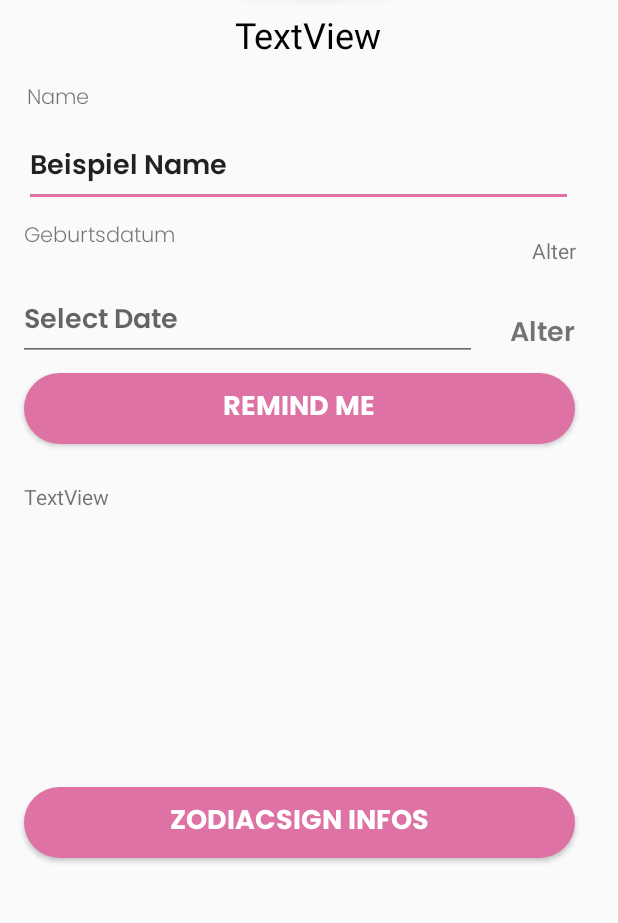
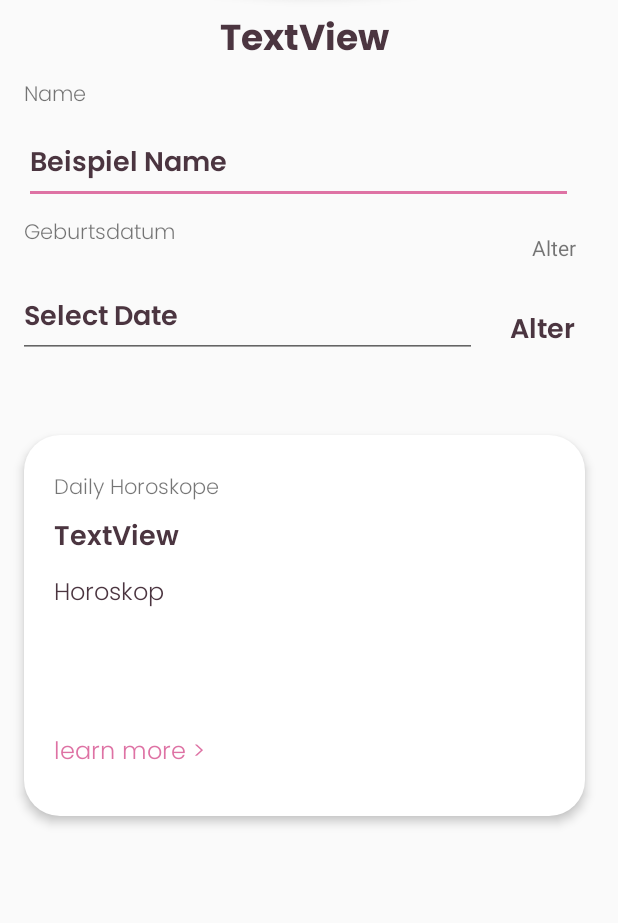
Before and after one commit to Yukiko0808/Moba, an Android app: the layout activity_contact.xml on its own in the app's theme, with its tools: preview values and no code run, on a phone screen of 412 x 824 dp, the part 182-1105 px from its top. Run offline under Robolectric (Android 15) with nearby library versions, the phone set to English and light mode, and no system bars.

Commit message:
Layout überarbeitet

```diff
--- a/app/src/main/java/com/example/scopoday/ContactListActivity.java
+++ b/app/src/main/java/com/example/scopoday/ContactListActivity.java
@@ -126,6 +126,7 @@ public class ContactListActivity extends AppCompatActivity {
             //Löschen des Kontakts
             db.deleteContacts(contactList.get(tempPos));
             contactAdapter.remove(contactList.get(tempPos));
+
         }
         if(item.getGroupId() == 1){
             return true;
--- a/app/src/main/res/layout/activity_contact.xml
+++ b/app/src/main/res/layout/activity_contact.xml
@@ -42,12 +42,12 @@
         android:layout_width="234dp"
         android:layout_height="20dp"
         android:layout_marginStart="8dp"
-        android:layout_marginTop="20dp"
+        android:layout_marginTop="8dp"
         android:layout_marginEnd="8dp"
         android:fontFamily="@font/poppins_light"
         android:text="Name"
         app:layout_constraintEnd_toEndOf="parent"
-        app:layout_constraintHorizontal_bias="0.062"
+        app:layout_constraintHorizontal_bias="0.049"
         app:layout_constraintStart_toStartOf="parent"
         app:layout_constraintTop_toBottomOf="@+id/starSign_TV_ID" />
 
@@ -61,6 +61,7 @@
         android:imeOptions="actionDone"
         android:inputType="text"
         android:text="Beispiel Name"
+        android:textColor="@color/colorText_darkRed"
         app:layout_constraintStart_toStartOf="parent"
         app:layout_constraintTop_toBottomOf="@+id/textView2" />
 
@@ -73,6 +74,7 @@
         android:fontFamily="@font/poppins_semibold"
         android:text="Alter"
         android:textAlignment="textEnd"
+        android:textColor="@color/colorText_darkRed"
         android:textSize="18sp"
         app:layout_constraintEnd_toEndOf="parent"
         app:layout_constraintHorizontal_bias="0.3"
@@ -136,19 +138,38 @@
         app:layout_constraintVertical_bias="0.32" />
 
     -->
-
+<!---
     <TextView
         android:id="@+id/horoskoptext"
-        android:layout_width="371dp"
-        android:layout_height="132dp"
+        android:layout_width="350dp"
+        android:layout_height="47dp"
         android:layout_marginTop="8dp"
+        android:layout_marginBottom="180dp"
+        android:background="@drawable/text_bg_roundedcorners"
+        android:elevation="3dp"
+        android:padding="12dp"
         android:text="TextView"
         app:layout_constraintBottom_toBottomOf="parent"
         app:layout_constraintEnd_toEndOf="parent"
-        app:layout_constraintHorizontal_bias="0.4"
+        app:layout_constraintHorizontal_bias="0.226"
         app:layout_constraintStart_toStartOf="parent"
-        app:layout_constraintTop_toBottomOf="@+id/remainderButton_ID"
-        app:layout_constraintVertical_bias="0.065" />
+        app:layout_constraintTop_toBottomOf="@+id/contactDatepicker_TV_ID"
+        app:layout_constraintVertical_bias="0.017" />
+-->
+    <include
+        android:id="@+id/horoscopeCard"
+        layout="@layout/daily_horoscope_card"
+        android:layout_width="374dp"
+        android:layout_height="254dp"
+        android:layout_marginStart="16dp"
+        android:layout_marginTop="8dp"
+        android:layout_marginBottom="16dp"
+        app:layout_constraintBottom_toBottomOf="parent"
+        app:layout_constraintEnd_toEndOf="parent"
+        app:layout_constraintHorizontal_bias="0.0"
+        app:layout_constraintStart_toStartOf="parent"
+        app:layout_constraintTop_toBottomOf="@+id/contactDatepicker_TV_ID"
+        app:layout_constraintVertical_bias="0.234" />
 
     <TextView
         android:id="@+id/textView4"
@@ -164,27 +185,6 @@
         app:layout_constraintTop_toBottomOf="@+id/ContactName_TV_ID"
         app:layout_constraintVertical_bias="0.29" />
 
-    <Button
-        android:id="@+id/zodiacsignButton_ID"
-        style="@style/Widget.AppCompat.Button.Colored"
-        android:layout_width="367dp"
-        android:layout_height="47dp"
-        android:layout_marginStart="8dp"
-        android:layout_marginTop="8dp"
-        android:layout_marginEnd="8dp"
-        android:background="@drawable/btn_rounded_corners"
-        android:backgroundTint="@color/colorPrimaryDark"
-        android:fontFamily="@font/poppins_bold"
-        android:text="Zodiacsign infos"
-        android:textColor="#FFFFFF"
-        android:textSize="18sp"
-        app:layout_constraintBottom_toBottomOf="parent"
-        app:layout_constraintEnd_toEndOf="parent"
-        app:layout_constraintHorizontal_bias="0.285"
-        app:layout_constraintStart_toStartOf="parent"
-        app:layout_constraintTop_toBottomOf="@+id/ContactAlter_TV_ID"
-        app:layout_constraintVertical_bias="0.68" />
-
     <EditText
         android:id="@+id/contactDatepicker_TV_ID"
         android:layout_width="306dp"
@@ -194,31 +194,36 @@
         android:fontFamily="@font/poppins_semibold"
         android:hint="Select Date"
         android:inputType="date"
-        android:textColor="@android:color/background_dark"
+        android:textColor="@color/colorText_darkRed"
+        android:textColorHint="@color/colorText_darkRed"
         android:textSize="18sp"
         app:layout_constraintStart_toStartOf="parent"
         app:layout_constraintTop_toBottomOf="@+id/textView3" />
 
     <TextView
         android:id="@+id/starSign_TV_ID"
-        android:layout_width="367dp"
-        android:layout_height="27dp"
+        android:layout_width="362dp"
+        android:layout_height="37dp"
         android:layout_marginStart="22dp"
         android:layout_marginTop="32dp"
         android:layout_marginEnd="22dp"
         android:layout_marginBottom="21dp"
+        android:fontFamily="@font/poppins_bold"
         android:foregroundTint="#00000000"
         android:text="TextView"
         android:textAlignment="center"
-        android:textColor="#020202"
+        android:textColor="@color/colorText_darkRed"
         android:textColorHint="#FA030303"
         android:textSize="24sp"
+
         app:layout_constraintBottom_toTopOf="@+id/textView2"
         app:layout_constraintEnd_toEndOf="parent"
         app:layout_constraintHorizontal_bias="0.0"
         app:layout_constraintStart_toStartOf="parent"
         app:layout_constraintTop_toBottomOf="@+id/zodiacsign" />
 
+
+    <!---
     <Button
         android:id="@+id/remainderButton_ID"
         style="@style/Widget.AppCompat.Button.Colored"
@@ -239,6 +244,7 @@
         app:layout_constraintStart_toStartOf="parent"
         app:layout_constraintTop_toBottomOf="@+id/contactDatepicker_TV_ID"
         app:layout_constraintVertical_bias="0.0" />
+        -->
 
 
 </androidx.constraintlayout.widget.ConstraintLayout>
--- a/app/src/main/res/layout/activity_phone_contact_list_adapter.xml
+++ b/app/src/main/res/layout/activity_phone_contact_list_adapter.xml
@@ -45,11 +45,11 @@
             android:layout_width="match_parent"
             android:layout_height="wrap_content"
             android:layout_below="@+id/textViewName"
-            android:layout_marginTop="-65dp"
+            android:layout_marginTop="-68dp"
             android:fontFamily="@font/poppins_light"
             android:text="Days until birthday"
             android:textAlignment="center"
-            android:textSize="10sp" />
+            android:textSize="11sp" />
 
         <TextView
             android:id="@+id/textViewDays"
--- a/app/src/main/res/layout/activity_zodiacsign.xml
+++ b/app/src/main/res/layout/activity_zodiacsign.xml
@@ -16,7 +16,7 @@
         app:layout_constraintHorizontal_bias="0.0"
         app:layout_constraintStart_toStartOf="parent"
         app:layout_constraintTop_toTopOf="parent"
-        app:layout_constraintVertical_bias="0.726"
+        app:layout_constraintVertical_bias="0.976"
         app:srcCompat="@drawable/header_contact" />
 
     <ImageView
--- a/app/src/main/res/layout/adapter_view_layout.xml
+++ b/app/src/main/res/layout/adapter_view_layout.xml
@@ -56,7 +56,7 @@
             android:gravity="center"
             android:text="00"
             android:textAlignment="center"
-            android:textColor="@color/colorPrimaryDark" />
+            android:textColor="@color/colorText_darkRed" />
 
 
     </RelativeLayout>
--- /dev/null
+++ b/app/src/main/res/layout/daily_horoscope_card.xml
@@ -0,0 +1,65 @@
+<?xml version="1.0" encoding="utf-8"?>
+<RelativeLayout xmlns:android="http://schemas.android.com/apk/res/android"
+    xmlns:app="http://schemas.android.com/apk/res-auto"
+    xmlns:tools="http://schemas.android.com/tools"
+    android:id="@+id/constraintLayoutCard"
+    android:layout_width="wrap_content"
+    android:layout_height="wrap_content"
+    android:background="@drawable/text_bg_roundedcorners"
+    android:elevation="4dp"
+    android:orientation="vertical"
+    android:padding="20dp">
+
+
+    <TextView
+        android:id="@+id/headline"
+        android:layout_width="245dp"
+        android:layout_height="29dp"
+        android:layout_marginTop="4dp"
+        android:fontFamily="@font/poppins_light"
+        android:text="Daily Horoskope"
+        app:layout_constraintStart_toStartOf="parent"
+        app:layout_constraintTop_toTopOf="parent" />
+
+    <TextView
+        android:id="@+id/zodiacsign_TextView"
+        android:layout_width="247dp"
+        android:layout_height="35dp"
+        android:layout_below="@+id/headline"
+        android:layout_alignParentStart="true"
+        android:fontFamily="@font/poppins_semibold"
+        android:text="TextView"
+        android:textColor="@color/colorText_darkRed"
+        android:textSize="18sp"
+        app:layout_constraintStart_toStartOf="parent"
+        app:layout_constraintTop_toBottomOf="@+id/headline" />
+
+    <TextView
+        android:id="@+id/horoskopText_ID"
+        android:layout_width="340dp"
+        android:layout_height="104dp"
+        android:layout_below="@+id/zodiacsign_TextView"
+        android:layout_alignParentStart="true"
+        android:layout_marginTop="4dp"
+        android:fontFamily="@font/poppins_light"
+        android:text="Horoskop"
+        android:textColor="@color/colorText_darkRed"
+        android:textSize="16sp"
+        app:layout_constraintStart_toStartOf="parent"
+        app:layout_constraintTop_toBottomOf="@+id/zodiacsign_TextView" />
+
+    <TextView
+        android:id="@+id/subline"
+        android:layout_width="wrap_content"
+        android:layout_height="wrap_content"
+        android:layout_below="@+id/horoskopText_ID"
+        android:layout_alignParentStart="true"
+        android:layout_marginStart="0dp"
+        android:layout_marginTop="2dp"
+        android:fontFamily="@font/poppins_light"
+        android:text="learn more >"
+        android:textColor="@color/colorPrimaryDark"
+        android:textSize="16sp"
+        app:layout_constraintStart_toStartOf="parent"
+        app:layout_constraintTop_toBottomOf="@+id/horoskopText_ID" />
+</RelativeLayout>
--- a/app/src/main/res/menu/menu_main.xml
+++ b/app/src/main/res/menu/menu_main.xml
@@ -1,7 +1,5 @@
 <?xml version="1.0" encoding="utf-8"?>
-<menu xmlns:android="http://schemas.android.com/apk/res/android"
-    xmlns:tools="http://schemas.android.com/tools"
-    tools:showIn="navigation_view">
+<menu xmlns:android="http://schemas.android.com/apk/res/android">
 
     <item
         android:id="@+id/profil_settings"
--- a/app/src/main/res/values/colors.xml
+++ b/app/src/main/res/values/colors.xml
@@ -3,4 +3,5 @@
     <color name="colorPrimary">#EE949D</color>
     <color name="colorPrimaryDark">#DE72A4</color>
     <color name="colorAccent">#DE72A4</color>
+    <color name="colorText_darkRed">#4B3540</color>
 </resources>
```
Also changed, not shown: app/src/main/java/com/example/scopoday/ContactActivity.java (+16 -9 lines), app/src/main/java/com/example/scopoday/MainActivity.java (+51 -8 lines), app/src/main/res/layout/activity_main.xml (+38 -66 lines).
